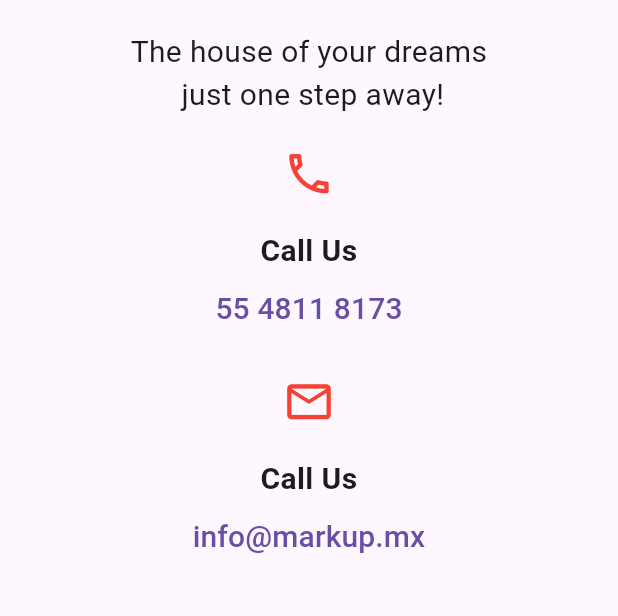
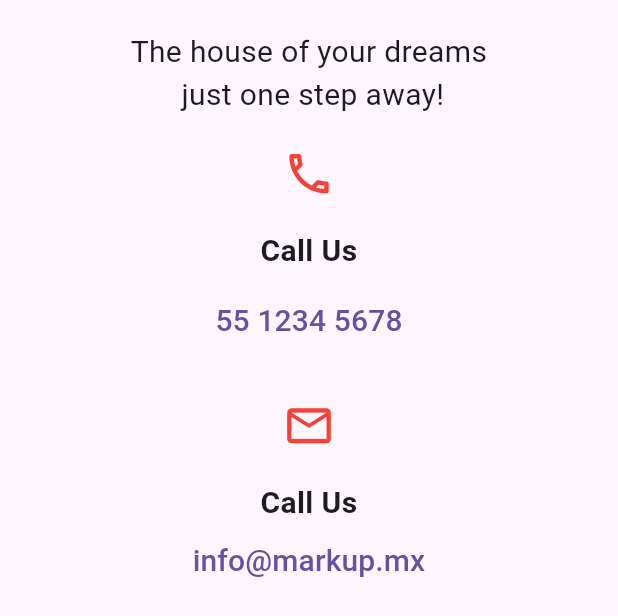
Before and after one commit to edervzz/markup, a Flutter app: the ContactWidget widget shown alone on an empty page, opened directly, on a phone screen of 412 x 824 dp. Shown: the top 616 px of the screen. Run offline on Flutter 3.47's test engine with Material 2 defaults, Android fonts, the light colour scheme and no system bars; our stand-ins replace flutter_bloc; missing offline and left inert: animated_button_bar, flutter_email_sender, flutter_phone_direct_caller; generated files the repository leaves out were written again; network calls fail; Roboto replaces fonts that are missing (Calibri); statements that could not run were skipped.

Commit message:
🚚callme

```diff
--- a/mercury/lib/presentation/widgets/contact_widget.dart
+++ b/mercury/lib/presentation/widgets/contact_widget.dart
@@ -1,9 +1,11 @@
 import 'package:flutter/material.dart';
+import 'package:flutter_phone_direct_caller/flutter_phone_direct_caller.dart';
+import 'package:flutter_email_sender/flutter_email_sender.dart';
 import 'package:flutter_gen/gen_l10n/app_localizations.dart';
 
 class ContactWidget extends StatefulWidget {
+  final phoneNumber = "55 1234 5678";
   const ContactWidget({super.key});
-
   @override
   State<StatefulWidget> createState() => ContactWidgetState();
 }
@@ -41,11 +43,17 @@ class ContactWidgetState extends State<ContactWidget> {
                 ),
                 TextButton(
                   onPressed: () => {},
-                  child: const Text(
-                    "55 4811 8173",
-                    textAlign: TextAlign.center,
-                    style: TextStyle(
-                      fontSize: 20,
+                  child: TextButton(
+                    onPressed: () async {
+                      await FlutterPhoneDirectCaller.callNumber(
+                          widget.phoneNumber.replaceAll(' ', ''));
+                    },
+                    child: Text(
+                      widget.phoneNumber,
+                      textAlign: TextAlign.center,
+                      style: const TextStyle(
+                        fontSize: 20,
+                      ),
                     ),
                   ),
                 ),
@@ -70,7 +78,18 @@ class ContactWidgetState extends State<ContactWidget> {
                   ),
                 ),
                 TextButton(
-                  onPressed: () => {},
+                  onPressed: () async {
+                    // final Email email = Email(
+                    //   body: 'Email body',
+                    //   subject: 'Email subject',
+                    //   recipients: ['example@example.com'],
+                    //   cc: ['cc@example.com'],
+                    //   bcc: ['bcc@example.com'],
+                    //   isHTML: false,
+                    // );
+
+                    // await FlutterEmailSender.send(email);
+                  },
                   child: const Text(
                     "info@markup.mx",
                     textAlign: TextAlign.center,
```
Also changed, not shown: 1 other file.
